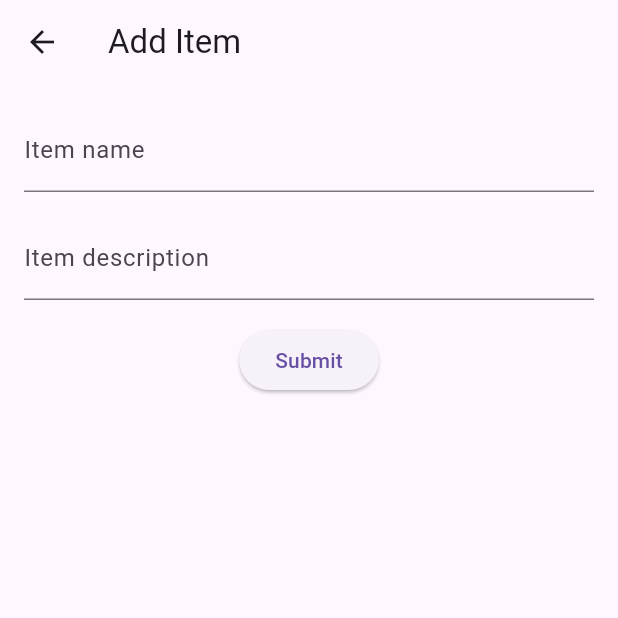
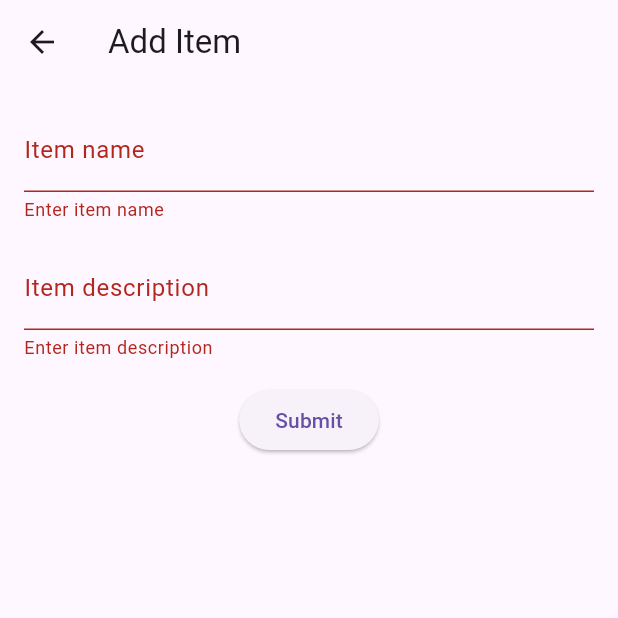
Before and after one commit to shuaib05/lost_and_found, a Flutter app: the AddItemScreen screen opened directly, after a tap on "Submit", on a phone screen of 412 x 824 dp, the top half of it. Run offline on Flutter 3.47's test engine with Material 3 defaults, Android fonts, the light colour scheme and no system bars.

Commit message:
Passing the data back and adding it to the list

```diff
--- a/lib/screens/add_item_screen.dart
+++ b/lib/screens/add_item_screen.dart
@@ -1,4 +1,5 @@
 import 'package:flutter/material.dart';
+import '../models/item.dart';
 
 class AddItemScreen extends StatefulWidget {
   const AddItemScreen({super.key});
@@ -43,7 +44,18 @@ class _AddItemScreenState extends State<AddItemScreen> {
                 },
               ),
               SizedBox(height: 16),
-              ElevatedButton(onPressed: () {}, child: Text('Submit')),
+              ElevatedButton(
+                onPressed: () {
+                  if (_formKey.currentState!.validate()) {
+                    final item = Item(
+                      name: _nameController.text,
+                      desc: _descController.text,
+                    );
+                    Navigator.pop(context, item);
+                  }
+                },
+                child: Text('Submit'),
+              ),
             ],
           ),
         ),
```
Also changed, not shown: lib/screens/lost_items_screen.dart (+7 -2 lines).
